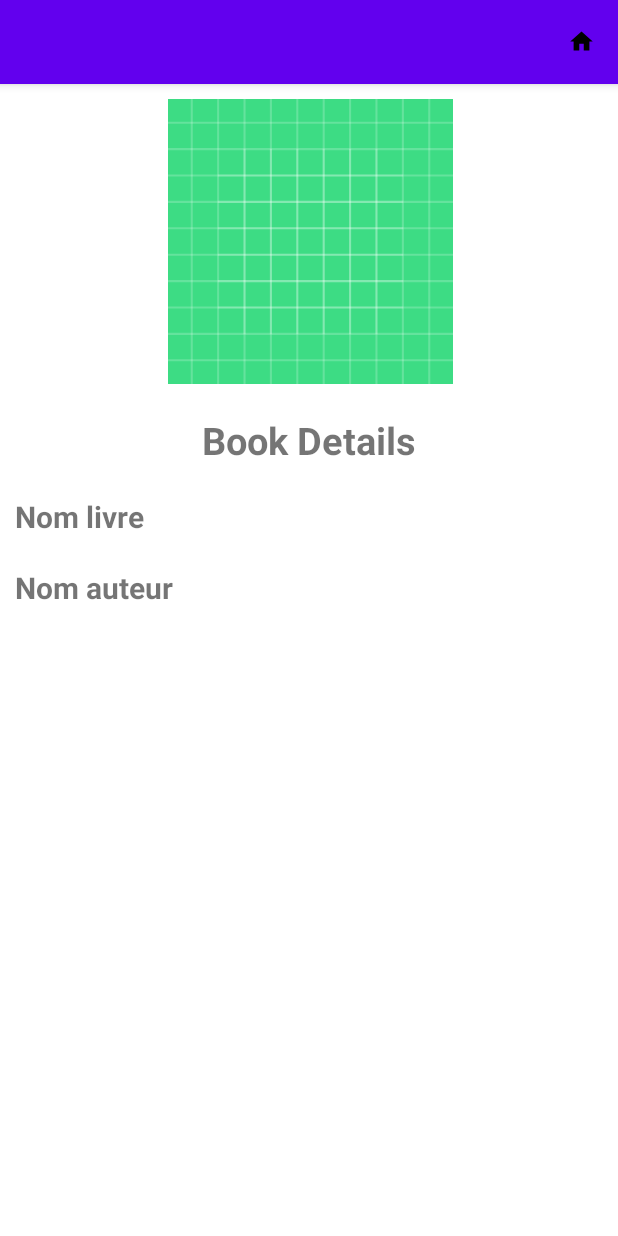
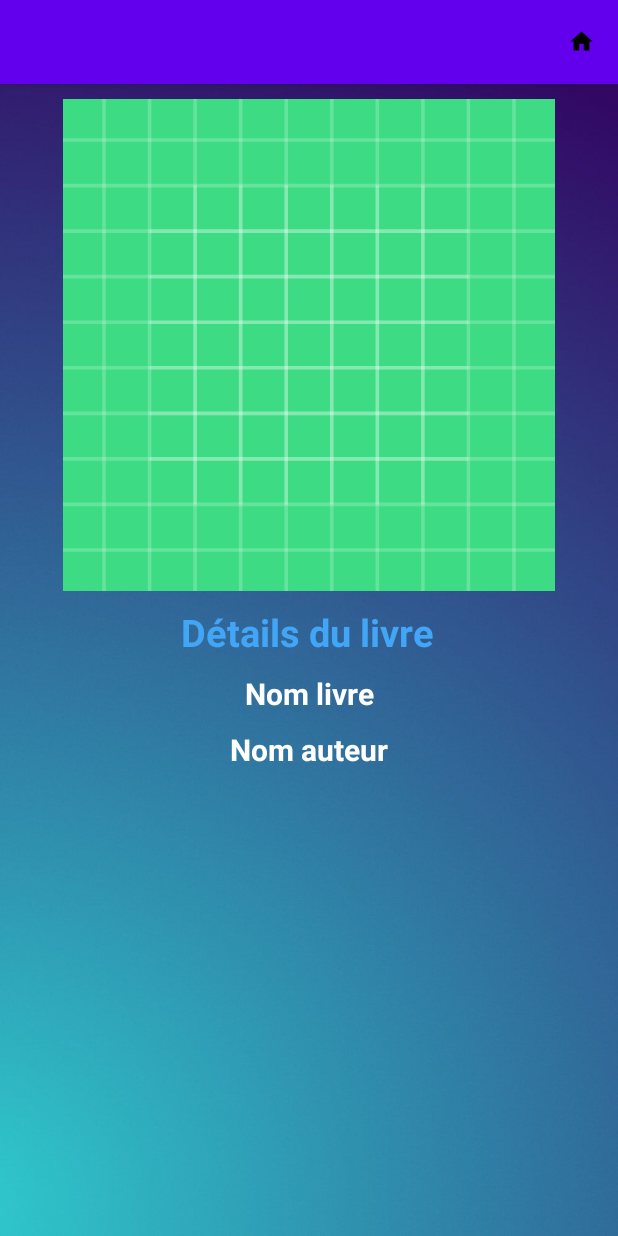
Before and after one commit to Emmy-vandeville/Projet_Android, an Android app: the BookDetailsActivity screen opened directly, with no data from a screen before it, on a phone screen of 412 x 824 dp. Run offline under Robolectric (Android 15) with nearby library versions, the phone set to English and light mode, and no system bars; our stand-ins replace Firebase (no records; nobody signed in at launch, a user with empty details on screens opened directly); pictures from the network do not load; 4 statements that could not run were skipped.

Commit message:
background

```diff
--- a/Biblio/app/build.gradle
+++ b/Biblio/app/build.gradle
@@ -36,6 +36,7 @@ dependencies {
     implementation 'com.github.bumptech.glide:glide:4.12.0'
     implementation 'com.google.firebase:firebase-database:20.0.3'
     implementation 'com.google.firebase:firebase-auth:21.0.1'
+    implementation 'com.android.car.ui:car-ui-lib:+'
     testImplementation 'junit:junit:4.13.2'
     androidTestImplementation 'androidx.test.ext:junit:1.1.3'
     androidTestImplementation 'androidx.test.espresso:espresso-core:3.4.0'
--- a/Biblio/app/src/main/res/layout/activity_book_details.xml
+++ b/Biblio/app/src/main/res/layout/activity_book_details.xml
@@ -3,34 +3,42 @@
     xmlns:app="http://schemas.android.com/apk/res-auto"
     xmlns:tools="http://schemas.android.com/tools"
     android:layout_width="match_parent"
-    android:layout_height="wrap_content"
+    android:layout_height="match_parent"
     android:orientation="vertical">
 
 
     <androidx.constraintlayout.widget.ConstraintLayout
         android:layout_width="match_parent"
-        android:layout_height="match_parent">
-
-    </androidx.constraintlayout.widget.ConstraintLayout>
+        android:layout_height="match_parent"
+        android:background="@drawable/background">
 
         <ImageView
             android:id="@+id/book_image"
-        android:layout_width="394dp"
-        android:layout_height="190dp"
+            android:layout_width="365dp"
+            android:layout_height="328dp"
             android:layout_margin="10dp"
+            android:layout_marginTop="150dp"
+            app:layout_constraintEnd_toEndOf="parent"
+            app:layout_constraintStart_toStartOf="parent"
+            app:layout_constraintTop_toTopOf="parent"
             app:srcCompat="@drawable/ic_launcher_background"
             tools:ignore="ImageContrastCheck,ImageContrastCheck" />
 
-
         <TextView
+            android:id="@+id/textView3"
             android:layout_width="wrap_content"
             android:layout_height="wrap_content"
             android:layout_gravity="center"
             android:layout_margin="10dp"
-        android:text="Book Details"
+            android:layout_marginTop="16dp"
+            android:text="Détails du livre"
+            android:textColor="#42A5F5"
             android:textSize="25dp"
-        android:textStyle="bold" />
-
+            android:textStyle="bold"
+            app:layout_constraintEnd_toEndOf="parent"
+            app:layout_constraintHorizontal_bias="0.497"
+            app:layout_constraintStart_toStartOf="parent"
+            app:layout_constraintTop_toBottomOf="@+id/book_image" />
 
         <TextView
             android:id="@+id/book_name_txt"
@@ -38,17 +46,27 @@
             android:layout_height="wrap_content"
             android:layout_margin="10dp"
             android:text="Nom livre"
+            android:textColor="@color/white"
             android:textSize="20dp"
-        android:textStyle="bold" />
+            android:textStyle="bold"
+            app:layout_constraintEnd_toEndOf="parent"
+            app:layout_constraintStart_toStartOf="parent"
+            app:layout_constraintTop_toBottomOf="@+id/textView3" />
 
         <TextView
             android:id="@+id/book_author_txt"
             android:layout_width="wrap_content"
             android:layout_height="wrap_content"
             android:layout_margin="10dp"
+            android:layout_marginTop="10dp"
             android:text="Nom auteur"
+            android:textColor="@color/white"
             android:textSize="20dp"
-        android:textStyle="bold" />
+            android:textStyle="bold"
+            app:layout_constraintEnd_toEndOf="parent"
+            app:layout_constraintStart_toStartOf="parent"
+            app:layout_constraintTop_toBottomOf="@+id/book_name_txt" />
+    </androidx.constraintlayout.widget.ConstraintLayout>
 
 
 </LinearLayout>
--- a/Biblio/app/src/main/res/layout/activity_code_bar.xml
+++ b/Biblio/app/src/main/res/layout/activity_code_bar.xml
@@ -4,6 +4,7 @@
     xmlns:tools="http://schemas.android.com/tools"
     android:layout_width="match_parent"
     android:layout_height="match_parent"
+    android:background="@drawable/background"
     tools:context=".CodeBar">
 
     <SurfaceView
--- a/Biblio/app/src/main/res/layout/activity_main.xml
+++ b/Biblio/app/src/main/res/layout/activity_main.xml
@@ -3,7 +3,8 @@
     xmlns:app="http://schemas.android.com/apk/res-auto"
     xmlns:tools="http://schemas.android.com/tools"
     android:layout_width="match_parent"
-    android:layout_height="match_parent" >
+    android:layout_height="match_parent"
+    android:background="@drawable/background">
 
 
     <androidx.constraintlayout.widget.ConstraintLayout
--- a/Biblio/app/src/main/res/layout/book_item.xml
+++ b/Biblio/app/src/main/res/layout/book_item.xml
@@ -30,6 +30,7 @@
             android:layout_height="wrap_content"
             android:gravity="center_vertical"
             android:text="title"
+            android:textColor="@color/white"
             android:textSize="16sp"
             app:layout_constraintBottom_toBottomOf="parent"
             app:layout_constraintEnd_toEndOf="parent"
--- a/Biblio/app/src/main/res/values/strings.xml
+++ b/Biblio/app/src/main/res/values/strings.xml
@@ -1,3 +1,3 @@
 <resources>
-    <string name="app_name">My Application</string>
+    <string name="app_name">Bibliothèque</string>
 </resources>
```
Lines whose indentation alone changed are shown as unchanged.
